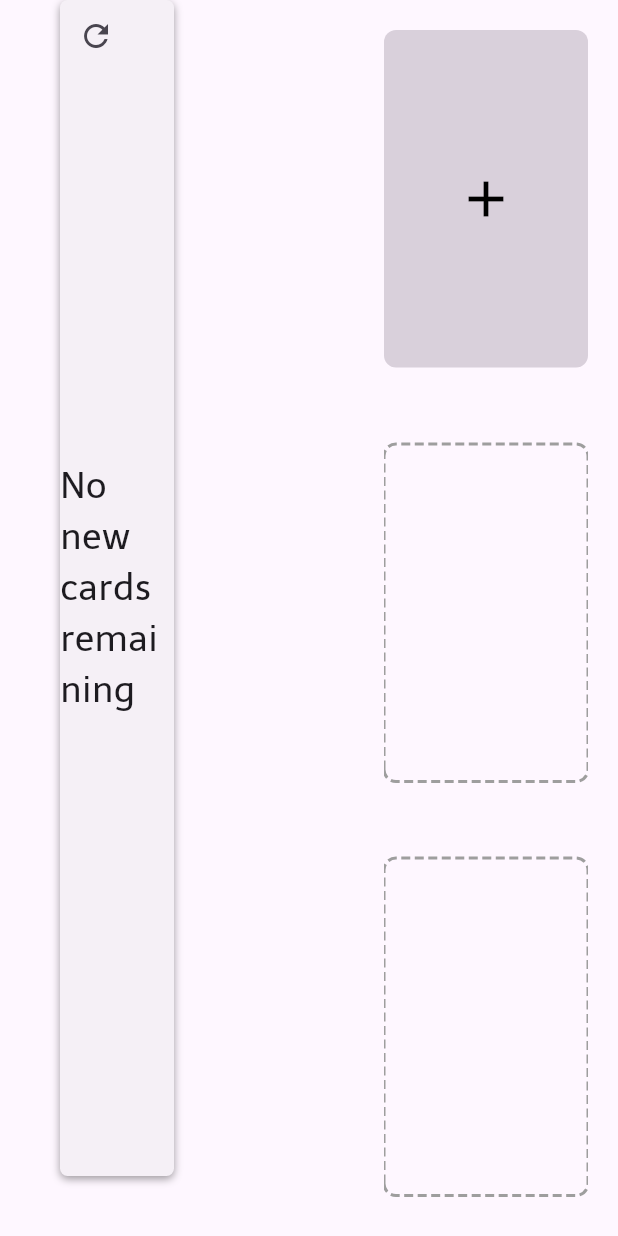
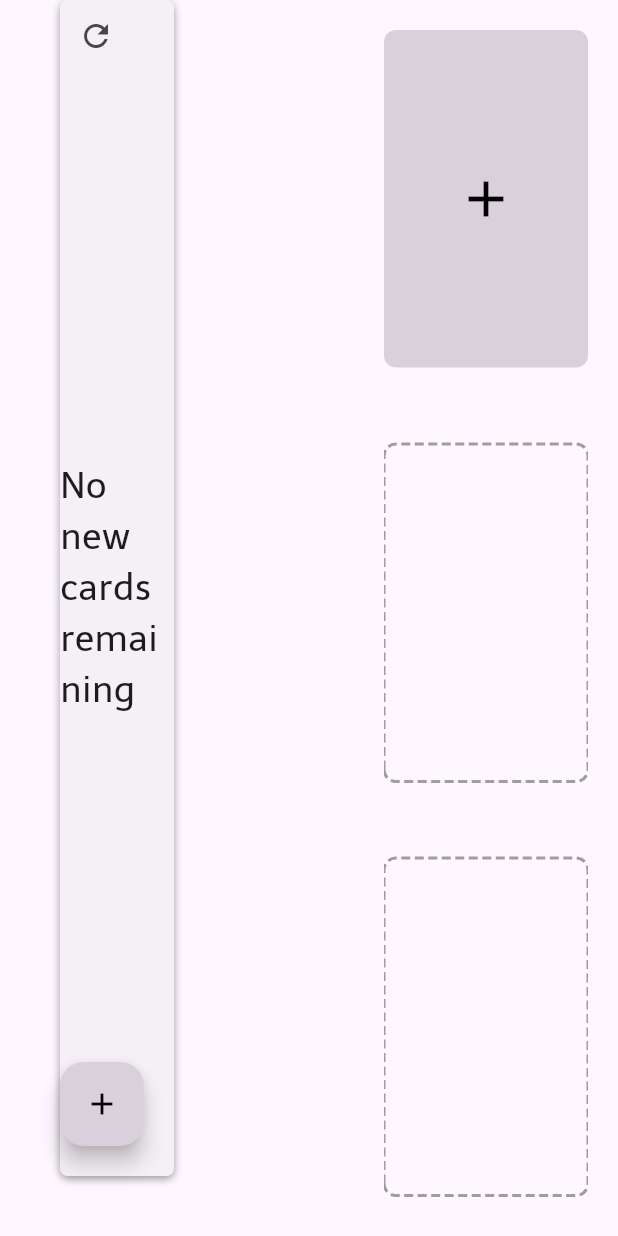
Before and after one commit to SantiagoChamie/lenski, a Flutter app: the CourseNavigator widget shown alone on an empty page, opened directly with empty values, on a phone screen of 412 x 824 dp. Run offline on Flutter 3.47's test engine with Material 3 defaults, Android fonts, the phone set to English and light mode, and no system bars; drawn by our look-alikes of dotted_border; our stand-ins replace shared_preferences, sqflite_common_ffi; accounts and stored records are empty.

Commit message:
add card screen

```diff
--- a/lib/screens/course/course_navigator.dart
+++ b/lib/screens/course/course_navigator.dart
@@ -3,6 +3,7 @@ import 'package:lenski/models/course_model.dart';
 import 'package:lenski/screens/course/books/library.dart';
 import 'package:lenski/screens/course/books/add_book_screen.dart';
 import 'package:lenski/screens/course/review_cards/review_pile.dart';
+import 'package:lenski/screens/course/review_cards/add_card_screen.dart';
 
 /// A widget that navigates between different screens within a course.
 class CourseNavigator extends StatefulWidget {
@@ -19,6 +20,7 @@ class CourseNavigator extends StatefulWidget {
 
 class _CourseNavigatorState extends State<CourseNavigator> {
   bool _showAddBookScreen = false;
+  bool _showAddCardScreen = false;
 
   /// Toggles the visibility of the add book screen.
   void _toggleAddBookScreen() {
@@ -27,16 +29,26 @@ class _CourseNavigatorState extends State<CourseNavigator> {
     });
   }
 
+  /// Toggles the visibility of the add card screen.
+  void _toggleAddCardScreen() {
+    setState(() {
+      _showAddCardScreen = !_showAddCardScreen;
+    });
+  }
+
   @override
   Widget build(BuildContext context) {
-    return _showAddBookScreen
-        ? AddBookScreen(onBackPressed: _toggleAddBookScreen, languageCode: widget.course.code)
-        : Row(
-            children: [
-              ReviewPile(course: widget.course),
-              const Spacer(),
-              Center(child: Library(course: widget.course, onAddBookPressed: _toggleAddBookScreen)),
-            ],
-          );
+    if (_showAddBookScreen) {
+      return AddBookScreen(onBackPressed: _toggleAddBookScreen, languageCode: widget.course.code);
+    } else {
+      return Row(
+        children: [
+          _showAddCardScreen ? AddCardScreen(onBackPressed: _toggleAddCardScreen, course: widget.course)
+            : ReviewPile(course: widget.course, onNewPressed: _toggleAddCardScreen),
+          const Spacer(),
+          Center(child: Library(course: widget.course, onAddBookPressed: _toggleAddBookScreen)),
+        ],
+      );
+    }
   }
 }
--- a/lib/screens/course/review_cards/review_pile.dart
+++ b/lib/screens/course/review_cards/review_pile.dart
@@ -2,16 +2,17 @@ import 'package:flutter/material.dart';
 import 'package:lenski/models/course_model.dart';
 import 'package:lenski/utils/proportions.dart';
 import 'package:lenski/data/card_repository.dart';
-import 'dart:math'; // Add this import for randomization
+import 'dart:math';
 
 /// A widget that displays a pile of review cards for a course.
 class ReviewPile extends StatefulWidget {
   final Course course;
+  final VoidCallback? onNewPressed;
 
   /// Creates a ReviewPile widget.
   ///
   /// [course] is the course for which the review pile is being created.
-  const ReviewPile({super.key, required this.course});
+  const ReviewPile({super.key, required this.course, required this.onNewPressed});
 
   @override
   _ReviewPileState createState() => _ReviewPileState();
@@ -62,6 +63,10 @@ class _ReviewPileState extends State<ReviewPile> {
     }
   }
 
+  void _navigateToAddCardScreen() {
+    widget.onNewPressed!();
+  }
+
   @override
   Widget build(BuildContext context) {
     final p = Proportions(context);
@@ -105,6 +110,15 @@ class _ReviewPileState extends State<ReviewPile> {
               onPressed: _refreshWord,
             ),
           ),
+          Positioned(
+            bottom: 60,
+            right: 60,
+            child: FloatingActionButton(
+              onPressed: _navigateToAddCardScreen,
+              backgroundColor: const Color(0xFFD9D0DB),
+              child: const Icon(Icons.add, color: Colors.black),
+            ),
+          ),
         ],
       ),
     );
--- a/lib/screens/course/review_cards/review_screen.dart
+++ b/lib/screens/course/review_cards/review_screen.dart
@@ -170,7 +170,7 @@ class _ReviewScreenState extends State<ReviewScreen> {
                               fontFamily: "Varela Round",
                             ),
                           ),
-                          if (isFront) Text.rich(
+                          if (isFront && currentCard.context != currentCard.front) Text.rich(
                             TextSpan(
                               text: currentCard.context.substring(0, currentCard.context.indexOf(currentCard.front)),
                               style: const TextStyle(
```
Also changed, not shown: lib/screens/course/review_cards/add_card_screen.dart (added, +170 -0 lines).
